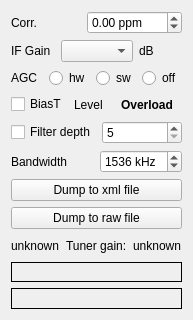
Qt form src/devices/forms/rtlsdr-widget.ui (tomneda/DABstar) before a commit.
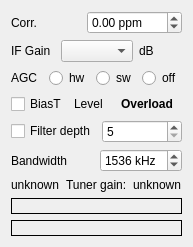
The same form after that commit.

Commit message:
Remove all dump buttons from device handlers
Only the button in the config menu is left for raw dump.
A new check box selects between .uff and .sdr format.
During dumping a timer is shown on the button.

What changed in the file:
```diff
--- a/src/devices/forms/rtlsdr-widget.ui
+++ b/src/devices/forms/rtlsdr-widget.ui
@@ -7,7 +7,7 @@
     <x>0</x>
     <y>0</y>
     <width>180</width>
-    <height>320</height>
+    <height>240</height>
    </rect>
   </property>
   <property name="windowTitle">
@@ -203,23 +203,6 @@
      </item>
     </layout>
    </item>
-   <item>
-    <widget class="QPushButton" name="xml_dumpButton">
-     <property name="toolTip">
-      <string>&lt;html&gt;&lt;head/&gt;&lt;body&gt;&lt;p&gt;Dumps the raw input from the dabstick into a self describing file (with header in xml format containing recorded time, container format, frequency, device name, Qt-DAB version)&lt;/p&gt;&lt;p&gt;&lt;br/&gt;&lt;/p&gt;&lt;p&gt;Opens a 'Save as ...' dialog. Press again to stop recording.&lt;/p&gt;&lt;p&gt;&lt;br/&gt;&lt;/p&gt;&lt;p&gt;The resulting file can be read-in by using the xml file handler (if configured)&lt;/p&gt;&lt;p&gt;&lt;br/&gt;&lt;/p&gt;&lt;p&gt;Warning: Produces large files!&lt;/p&gt;&lt;/body&gt;&lt;/html&gt;</string>
-     </property>
-     <property name="text">
-      <string>Dump to xml file</string>
-     </property>
-    </widget>
-   </item>
-   <item>
-    <widget class="QPushButton" name="iq_dumpButton">
-     <property name="text">
-      <string>Dump to raw file</string>
-     </property>
-    </widget>
-   </item>
    <item>
     <layout class="QHBoxLayout" name="horizontalLayout_6">
      <item>
```
The commit also changes 45 other files.
